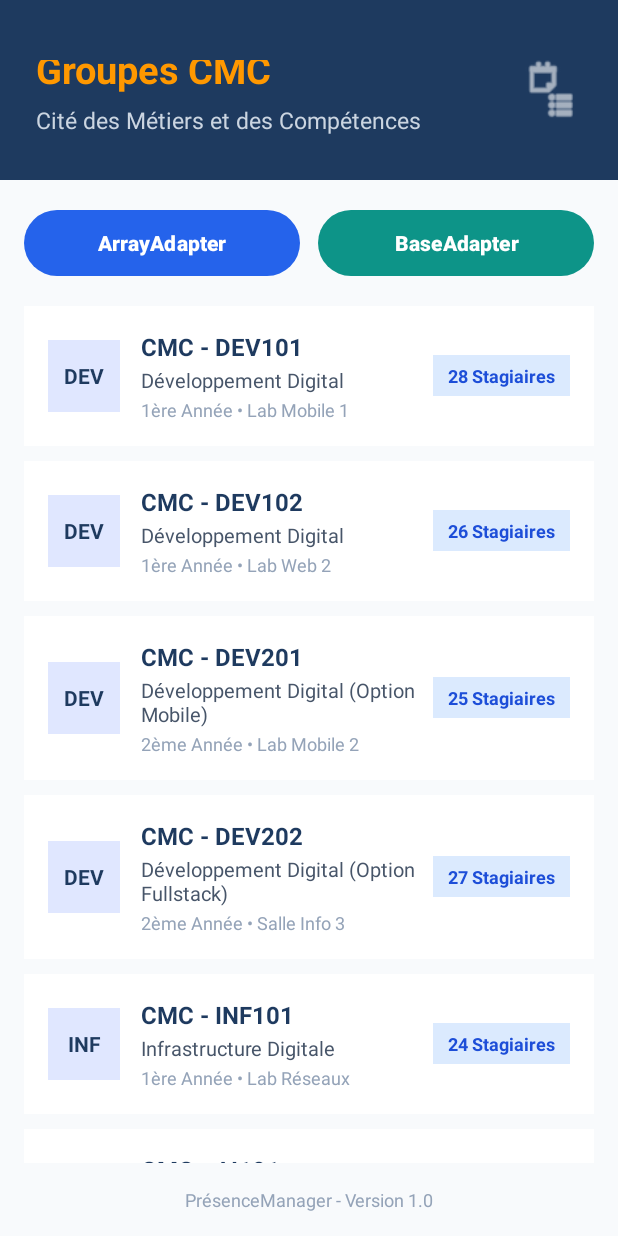
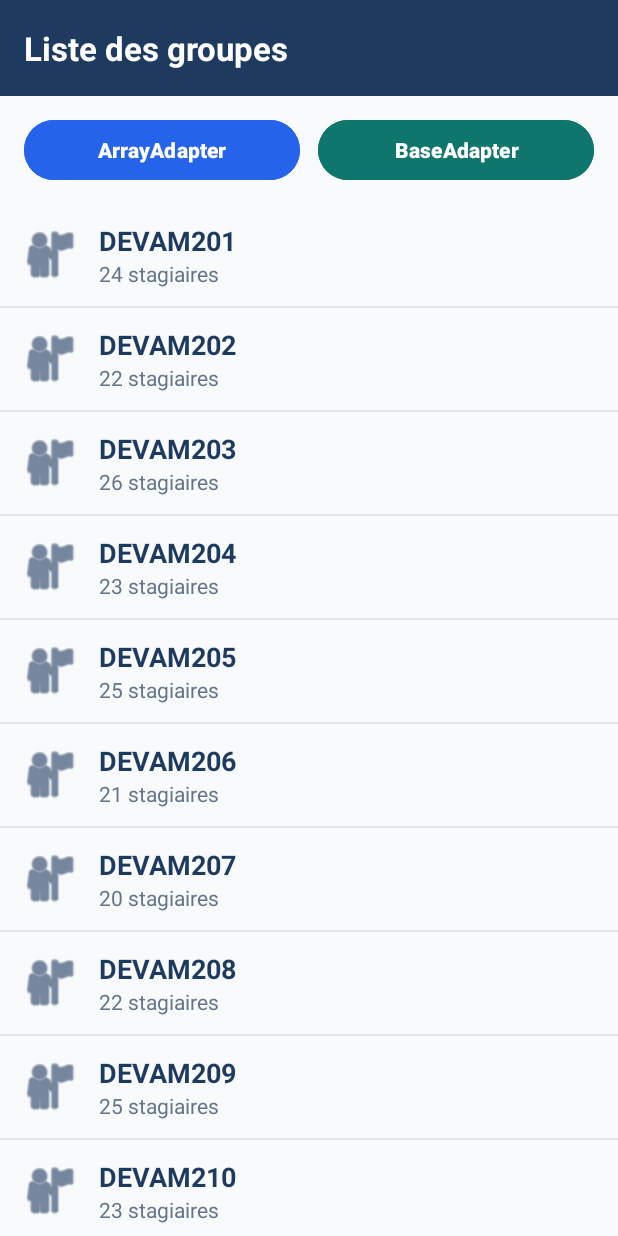
Before and after one commit to Aymen-ELYAAKOUBI/PresenceManager, an Android app: the GroupesActivity screen opened directly, with no data from a screen before it, after a tap on "BaseAdapter", on a phone screen of 412 x 824 dp. Run offline under Robolectric (Android 15) with nearby library versions, the phone set to English and light mode, and no system bars; 1 other tap on this screen came first.

Commit message:
Implement TP05: ListView with ArrayAdapter and custom BaseAdapter

```diff
--- /dev/null
+++ b/app/src/main/java/com/example/presencemanager/Groupe.kt
@@ -0,0 +1,3 @@
+package com.example.presencemanager
+
+data class Groupe(val nom: String, val effectif: Int)
--- /dev/null
+++ b/app/src/main/java/com/example/presencemanager/GroupeAdapter.kt
@@ -0,0 +1,47 @@
+package com.example.presencemanager
+
+import android.content.Context
+import android.view.LayoutInflater
+import android.view.View
+import android.view.ViewGroup
+import android.widget.BaseAdapter
+import android.widget.TextView
+
+class GroupeAdapter(
+    private val context: Context,
+    private val groupes: List<Groupe>
+) : BaseAdapter() {
+
+    override fun getCount(): Int = groupes.size
+    override fun getItem(position: Int): Groupe = groupes[position]
+    override fun getItemId(position: Int): Long = position.toLong()
+
+    // Patron ViewHolder pour mémoriser les références aux TextView
+    private class ViewHolder(val nom: TextView, val effectif: TextView)
+
+    override fun getView(position: Int, convertView: View?, parent: ViewGroup): View {
+        val row: View
+        val holder: ViewHolder
+
+        // 1. Recyclage de la vue avec convertView
+        if (convertView == null) {
+            row = LayoutInflater.from(context)
+                .inflate(R.layout.item_groupe, parent, false)
+            holder = ViewHolder(
+                row.findViewById(R.id.txtNomGroupe),
+                row.findViewById(R.id.txtEffectif)
+            )
+            row.tag = holder
+        } else {
+            row = convertView
+            holder = row.tag as ViewHolder
+        }
+
+        // 2. Remplissage des données
+        val groupe = getItem(position)
+        holder.nom.text = groupe.nom
+        holder.effectif.text = "${groupe.effectif} stagiaires"
+
+        return row
+    }
+}
--- a/app/src/main/java/com/example/presencemanager/GroupeCMC.kt
+++ /dev/null
@@ -1,9 +0,0 @@
-package com.example.presencemanager
-
-data class GroupeCMC(
-    val code: String,
-    val filiere: String,
-    val annee: String,
-    val effectif: Int,
-    val salle: String
-)
--- a/app/src/main/java/com/example/presencemanager/GroupesActivity.kt
+++ b/app/src/main/java/com/example/presencemanager/GroupesActivity.kt
@@ -1,25 +1,19 @@
 package com.example.presencemanager
 
-import android.content.Context
 import android.os.Bundle
-import android.view.LayoutInflater
-import android.view.View
-import android.view.ViewGroup
 import android.widget.ArrayAdapter
-import android.widget.BaseAdapter
 import android.widget.Button
 import android.widget.ListView
-import android.widget.TextView
 import android.widget.Toast
 import androidx.activity.enableEdgeToEdge
+import androidx.appcompat.app.AlertDialog
 import androidx.appcompat.app.AppCompatActivity
 import androidx.core.view.ViewCompat
 import androidx.core.view.WindowInsetsCompat
 
 class GroupesActivity : AppCompatActivity() {
 
-    private lateinit var listeGroupes: List<GroupeCMC>
-    private lateinit var listView: ListView
+    private lateinit var lvGroupes: ListView
 
     override fun onCreate(savedInstanceState: Bundle?) {
         super.onCreate(savedInstanceState)
@@ -32,115 +26,73 @@ class GroupesActivity : AppCompatActivity() {
             insets
         }
 
-        listeGroupes = listOf(
-            GroupeCMC("CMC - DEV101", "Développement Digital", "1ère Année", 28, "Lab Mobile 1"),
-            GroupeCMC("CMC - DEV102", "Développement Digital", "1ère Année", 26, "Lab Web 2"),
-            GroupeCMC("CMC - DEV201", "Développement Digital (Option Mobile)", "2ème Année", 25, "Lab Mobile 2"),
-            GroupeCMC("CMC - DEV202", "Développement Digital (Option Fullstack)", "2ème Année", 27, "Salle Info 3"),
-            GroupeCMC("CMC - INF101", "Infrastructure Digitale", "1ère Année", 24, "Lab Réseaux"),
-            GroupeCMC("CMC - AI101", "Intelligence Artificielle & Data", "1ère Année", 22, "Salle High-Tech"),
-            GroupeCMC("CMC - CYBER101", "Cybersécurité & Cloud", "1ère Année", 20, "Lab Sécurité"),
-            GroupeCMC("CMC - DES101", "Design Graphique & Digital", "1ère Année", 23, "Studio Design")
-        )
-
-        listView = findViewById(R.id.listGroupesCMC)
-
+        lvGroupes = findViewById(R.id.lvGroupes)
         val btnArrayAdapter = findViewById<Button>(R.id.btnArrayAdapter)
         val btnBaseAdapter = findViewById<Button>(R.id.btnBaseAdapter)
 
-        // Configuration initiale avec ArrayAdapter
-        chargerAvecArrayAdapter()
-
-        // Bouton Pill 1 : ArrayAdapter
+        // Clic sur le bouton ArrayAdapter -> Appel de la méthode 1
         btnArrayAdapter.setOnClickListener {
-            chargerAvecArrayAdapter()
-            Toast.makeText(this, "Liste chargée avec ArrayAdapter", Toast.LENGTH_SHORT).show()
+            afficherAvecArrayAdapter()
         }
 
-        // Bouton Pill 2 : BaseAdapter
+        // Clic sur le bouton BaseAdapter -> Appel de la méthode 2
         btnBaseAdapter.setOnClickListener {
-            chargerAvecBaseAdapter()
-            Toast.makeText(this, "Liste chargée avec BaseAdapter", Toast.LENGTH_SHORT).show()
+            afficherAvecBaseAdapter()
         }
 
-        listView.setOnItemClickListener { _, _, position, _ ->
-            val groupe = listeGroupes[position]
+        // Affichage initial par défaut avec BaseAdapter
+        afficherAvecBaseAdapter()
+    }
+
+    // MÉTHODE 1 : ARRAYADAPTER (Liste simple)
+    fun afficherAvecArrayAdapter() {
+        val groupes = arrayOf(
+            "DEVAM201", "DEVAM202", "DEVAM203",
+            "DEVAM204", "DEVAM205", "DEVAM206",
+            "DEVAM207", "DEVAM208", "DEVAM209", "DEVAM210"
+        )
+
+        val adapter = ArrayAdapter(
+            this,
+            android.R.layout.simple_list_item_1,
+            groupes
+        )
+        lvGroupes.adapter = adapter
+
+        lvGroupes.setOnItemClickListener { _, _, position, _ ->
             Toast.makeText(
                 this,
-                "Groupe sélectionné : ${groupe.code} (${groupe.effectif} stagiaires - ${groupe.salle})",
+                groupes[position],
                 Toast.LENGTH_SHORT
             ).show()
         }
     }
 
-    private fun chargerAvecArrayAdapter() {
-        val adapter = GroupeArrayAdapter(this, listeGroupes)
-        listView.adapter = adapter
-    }
+    // MÉTHODE 2 : BASEADAPTER (Liste personnalisée avec ViewHolder)
+    fun afficherAvecBaseAdapter() {
+        val groupes = listOf(
+            Groupe("DEVAM201", 24),
+            Groupe("DEVAM202", 22),
+            Groupe("DEVAM203", 26),
+            Groupe("DEVAM204", 23),
+            Groupe("DEVAM205", 25),
+            Groupe("DEVAM206", 21),
+            Groupe("DEVAM207", 20),
+            Groupe("DEVAM208", 22),
+            Groupe("DEVAM209", 25),
+            Groupe("DEVAM210", 23)
+        )
 
-    private fun chargerAvecBaseAdapter() {
-        val adapter = GroupeBaseAdapter(this, listeGroupes)
-        listView.adapter = adapter
+        val adapter = GroupeAdapter(this, groupes)
+        lvGroupes.adapter = adapter
+
+        lvGroupes.setOnItemClickListener { _, _, position, _ ->
+            val groupe = adapter.getItem(position)
+            AlertDialog.Builder(this)
+                .setTitle(groupe.nom)
+                .setMessage("Effectif : ${groupe.effectif} stagiaires")
+                .setPositiveButton("OK", null)
+                .show()
+        }
     }
 }
-
-// Custom ArrayAdapter
-class GroupeArrayAdapter(
-    context: Context,
-    private val liste: List<GroupeCMC>
-) : ArrayAdapter<GroupeCMC>(context, R.layout.item_groupe_cmc, liste) {
-
-    override fun getView(position: Int, convertView: View?, parent: ViewGroup): View {
-        val view = convertView ?: LayoutInflater.from(context).inflate(R.layout.item_groupe_cmc, parent, false)
-        val item = getItem(position)
-
-        if (item != null) {
-            val txtBadge = view.findViewById<TextView>(R.id.txtBadgeGroupe)
-            val txtNom = view.findViewById<TextView>(R.id.txtNomGroupe)
-            val txtFiliere = view.findViewById<TextView>(R.id.txtFiliereGroupe)
-            val txtInfo = view.findViewById<TextView>(R.id.txtInfoGroupe)
-            val txtEffectif = view.findViewById<TextView>(R.id.txtEffectifGroupe)
-
-            val prefix = item.code.substringAfter("CMC - ").take(3)
-            txtBadge.text = prefix
-            txtNom.text = item.code
-            txtFiliere.text = item.filiere
-            txtInfo.text = "${item.annee} • ${item.salle}"
-            txtEffectif.text = "${item.effectif} Stagiaires"
-        }
-        return view
-    }
-}
-
-// Custom BaseAdapter
-class GroupeBaseAdapter(
-    private val context: Context,
-    private val liste: List<GroupeCMC>
-) : BaseAdapter() {
-
-    override fun getCount(): Int = liste.size
-
-    override fun getItem(position: Int): Any = liste[position]
-
-    override fun getItemId(position: Int): Long = position.toLong()
-
-    override fun getView(position: Int, convertView: View?, parent: ViewGroup): View {
-        val view = convertView ?: LayoutInflater.from(context).inflate(R.layout.item_groupe_cmc, parent, false)
-        val item = liste[position]
-
-        val txtBadge = view.findViewById<TextView>(R.id.txtBadgeGroupe)
-        val txtNom = view.findViewById<TextView>(R.id.txtNomGroupe)
-        val txtFiliere = view.findViewById<TextView>(R.id.txtFiliereGroupe)
-        val txtInfo = view.findViewById<TextView>(R.id.txtInfoGroupe)
-        val txtEffectif = view.findViewById<TextView>(R.id.txtEffectifGroupe)
-
-        val prefix = item.code.substringAfter("CMC - ").take(3)
-        txtBadge.text = prefix
-        txtNom.text = item.code
-        txtFiliere.text = item.filiere
-        txtInfo.text = "${item.annee} • ${item.salle}"
-        txtEffectif.text = "${item.effectif} Stagiaires"
-
-        return view
-    }
-}
--- a/app/src/main/res/layout/activity_groupes.xml
+++ b/app/src/main/res/layout/activity_groupes.xml
@@ -1,129 +1,66 @@
 <?xml version="1.0" encoding="utf-8"?>
 <LinearLayout xmlns:android="http://schemas.android.com/apk/res/android"
-    xmlns:app="http://schemas.android.com/apk/res-auto"
     android:id="@+id/layoutGroupes"
     android:layout_width="match_parent"
     android:layout_height="match_parent"
-    android:background="#F8FAFC"
-    android:orientation="vertical">
+    android:orientation="vertical"
+    android:background="#F8FAFC">
 
-    <!-- En-tête (Header) -->
-    <RelativeLayout
-        android:id="@+id/layoutHeaderGroupes"
+    <!-- En-tête -->
+    <TextView
+        android:layout_width="match_parent"
+        android:layout_height="64dp"
+        android:background="#1E3A5F"
+        android:gravity="center_vertical"
+        android:paddingStart="16dp"
+        android:text="Liste des groupes"
+        android:textColor="#FFFFFF"
+        android:textSize="22sp"
+        android:textStyle="bold" />
+
+    <!-- Barre de bascule entre les deux adaptateurs -->
+    <LinearLayout
+        android:id="@+id/layoutChoixAdapter"
         android:layout_width="match_parent"
         android:layout_height="wrap_content"
-        android:minHeight="120dp"
-        android:background="#1E3A5F"
-        android:paddingStart="24dp"
-        android:paddingEnd="24dp"
-        android:paddingTop="40dp"
-        android:paddingBottom="16dp">
+        android:orientation="horizontal"
+        android:paddingStart="16dp"
+        android:paddingEnd="16dp"
+        android:paddingTop="12dp"
+        android:paddingBottom="12dp">
 
-        <LinearLayout
-            android:layout_width="wrap_content"
-            android:layout_height="wrap_content"
-            android:orientation="vertical"
-            android:layout_centerVertical="true"
-            android:layout_alignParentStart="true"
-            android:layout_toStartOf="@id/imgHeaderIconGroupes">
+        <Button
+            android:id="@+id/btnArrayAdapter"
+            android:layout_width="0dp"
+            android:layout_height="48dp"
+            android:layout_weight="1"
+            android:layout_marginEnd="6dp"
+            android:text="ArrayAdapter"
+            android:textAllCaps="false"
+            android:textStyle="bold"
+            android:textColor="#FFFFFF"
+            android:backgroundTint="#2563EB" />
 
-            <TextView
-                android:id="@+id/txtTitreGroupes"
-                android:layout_width="wrap_content"
-                android:layout_height="wrap_content"
-                android:text="@string/titre_groupes_cmc"
-                android:textSize="25sp"
-                android:textStyle="bold"
-                android:textColor="#FF9800" />
+        <Button
+            android:id="@+id/btnBaseAdapter"
+            android:layout_width="0dp"
+            android:layout_height="48dp"
+            android:layout_weight="1"
+            android:layout_marginStart="6dp"
+            android:text="BaseAdapter"
+            android:textAllCaps="false"
+            android:textStyle="bold"
+            android:textColor="#FFFFFF"
+            android:backgroundTint="#0F766E" />
+    </LinearLayout>
 
-            <TextView
-                android:id="@+id/txtSubtitleGroupes"
-                android:layout_width="wrap_content"
-                android:layout_height="wrap_content"
-                android:layout_marginTop="6dp"
-                android:text="@string/subtitre_groupes_cmc"
-                android:textSize="15sp"
-                android:textColor="#CBD5E1" />
-        </LinearLayout>
-
-        <ImageView
-            android:id="@+id/imgHeaderIconGroupes"
-            android:layout_width="42dp"
-            android:layout_height="42dp"
-            android:layout_alignParentEnd="true"
-            android:layout_centerVertical="true"
-            android:src="@android:drawable/ic_menu_agenda"
-            android:contentDescription="@string/titre_groupes_cmc"
-            app:tint="#FFFFFF" />
-
-    </RelativeLayout>
-
-    <!-- Contenu principal -->
-    <LinearLayout
+    <!-- ListView recevant alternativement les deux adaptateurs -->
+    <ListView
+        android:id="@+id/lvGroupes"
         android:layout_width="match_parent"
         android:layout_height="0dp"
         android:layout_weight="1"
-        android:orientation="vertical"
-        android:padding="16dp">
-
-
-
-        <!-- Ligne des 2 Boutons Pill (ArrayAdapter & BaseAdapter) -->
-        <LinearLayout
-            android:id="@+id/layoutAdaptersGroupes"
-            android:layout_width="match_parent"
-            android:layout_height="wrap_content"
-            android:orientation="horizontal"
-            android:baselineAligned="false"
-            android:layout_marginBottom="16dp">
-
-            <com.google.android.material.button.MaterialButton
-                android:id="@+id/btnArrayAdapter"
-                android:layout_width="0dp"
-                android:layout_height="52dp"
-                android:layout_weight="1"
-                android:layout_marginEnd="6dp"
-                android:text="@string/btn_array_adapter"
-                android:textColor="#FFFFFF"
-                android:textSize="14sp"
-                android:textStyle="bold"
-                app:cornerRadius="26dp"
-                app:backgroundTint="#2563EB" />
-
-            <com.google.android.material.button.MaterialButton
-                android:id="@+id/btnBaseAdapter"
-                android:layout_width="0dp"
-                android:layout_height="52dp"
-                android:layout_weight="1"
-                android:layout_marginStart="6dp"
-                android:text="@string/btn_base_adapter"
-                android:textColor="#FFFFFF"
-                android:textSize="14sp"
-                android:textStyle="bold"
-                app:cornerRadius="26dp"
-                app:backgroundTint="#0D9488" />
-        </LinearLayout>
-
-        <!-- Liste des Groupes CMC -->
-        <ListView
-            android:id="@+id/listGroupesCMC"
-            android:layout_width="match_parent"
-            android:layout_height="match_parent"
-            android:divider="@null"
-            android:dividerHeight="10dp"
-            android:scrollbars="vertical" />
-
-    </LinearLayout>
-
-    <!-- Pied de page (Footer) -->
-    <TextView
-        android:id="@+id/txtFooterGroupes"
-        android:layout_width="match_parent"
-        android:layout_height="wrap_content"
-        android:layout_marginBottom="16dp"
-        android:text="@string/footer_dashboard"
-        android:textSize="12sp"
-        android:textColor="#94A3B8"
-        android:gravity="center" />
+        android:divider="#E2E8F0"
+        android:dividerHeight="1dp" />
 
 </LinearLayout>
--- /dev/null
+++ b/app/src/main/res/layout/item_groupe.xml
@@ -0,0 +1,40 @@
+<?xml version="1.0" encoding="utf-8"?>
+<LinearLayout xmlns:android="http://schemas.android.com/apk/res/android"
+    xmlns:app="http://schemas.android.com/apk/res-auto"
+    android:layout_width="match_parent"
+    android:layout_height="wrap_content"
+    android:orientation="horizontal"
+    android:gravity="center_vertical"
+    android:minHeight="68dp"
+    android:padding="12dp">
+
+    <ImageView
+        android:layout_width="42dp"
+        android:layout_height="42dp"
+        android:src="@android:drawable/ic_menu_myplaces"
+        android:contentDescription="Groupe"
+        app:tint="#1E3A5F" />
+
+    <LinearLayout
+        android:layout_width="0dp"
+        android:layout_height="wrap_content"
+        android:layout_weight="1"
+        android:layout_marginStart="12dp"
+        android:orientation="vertical">
+
+        <TextView
+            android:id="@+id/txtNomGroupe"
+            android:layout_width="match_parent"
+            android:layout_height="wrap_content"
+            android:textSize="18sp"
+            android:textColor="#1E3A5F"
+            android:textStyle="bold" />
+
+        <TextView
+            android:id="@+id/txtEffectif"
+            android:layout_width="match_parent"
+            android:layout_height="wrap_content"
+            android:textSize="14sp"
+            android:textColor="#64748B" />
+    </LinearLayout>
+</LinearLayout>
--- a/app/src/main/res/layout/item_groupe_cmc.xml
+++ /dev/null
@@ -1,71 +0,0 @@
-<?xml version="1.0" encoding="utf-8"?>
-<LinearLayout xmlns:android="http://schemas.android.com/apk/res/android"
-    android:layout_width="match_parent"
-    android:layout_height="wrap_content"
-    android:orientation="horizontal"
-    android:background="#FFFFFF"
-    android:padding="16dp"
-    android:gravity="center_vertical">
-
-    <!-- Badge Icône du Groupe -->
-    <TextView
-        android:id="@+id/txtBadgeGroupe"
-        android:layout_width="48dp"
-        android:layout_height="48dp"
-        android:background="#E0E7FF"
-        android:gravity="center"
-        android:text="DEV"
-        android:textColor="#1E3A5F"
-        android:textSize="14sp"
-        android:textStyle="bold" />
-
-    <!-- Détails du Groupe -->
-    <LinearLayout
-        android:layout_width="0dp"
-        android:layout_height="wrap_content"
-        android:layout_weight="1"
-        android:layout_marginStart="14dp"
-        android:orientation="vertical">
-
-        <TextView
-            android:id="@+id/txtNomGroupe"
-            android:layout_width="wrap_content"
-            android:layout_height="wrap_content"
-            android:text="CMC - DEV101"
-            android:textColor="#1E3A5F"
-            android:textSize="16sp"
-            android:textStyle="bold" />
-
-        <TextView
-            android:id="@+id/txtFiliereGroupe"
-            android:layout_width="wrap_content"
-            android:layout_height="wrap_content"
-            android:layout_marginTop="2dp"
-            android:text="Développement Digital"
-            android:textColor="#475569"
-            android:textSize="13sp" />
-
-        <TextView
-            android:id="@+id/txtInfoGroupe"
-            android:layout_width="wrap_content"
-            android:layout_height="wrap_content"
-            android:layout_marginTop="2dp"
-            android:text="1ère Année • Lab Mobile 1"
-            android:textColor="#94A3B8"
-            android:textSize="12sp" />
-    </LinearLayout>
-
-    <!-- Stagiaires Count Badge -->
-    <TextView
-        android:id="@+id/txtEffectifGroupe"
-        android:layout_width="wrap_content"
-        android:layout_height="wrap_content"
-        android:background="#DBEAFE"
-        android:paddingHorizontal="10dp"
-        android:paddingVertical="5dp"
-        android:text="28 Stagiaires"
-        android:textColor="#1D4ED8"
-        android:textSize="12sp"
-        android:textStyle="bold" />
-
-</LinearLayout>
```
